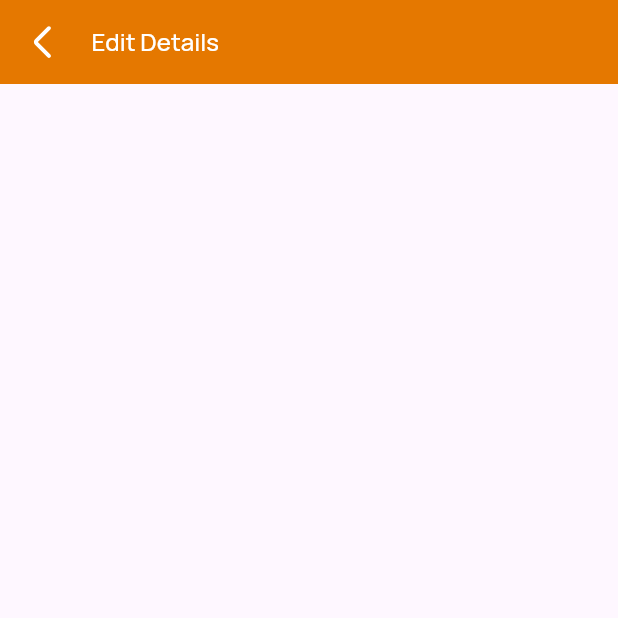
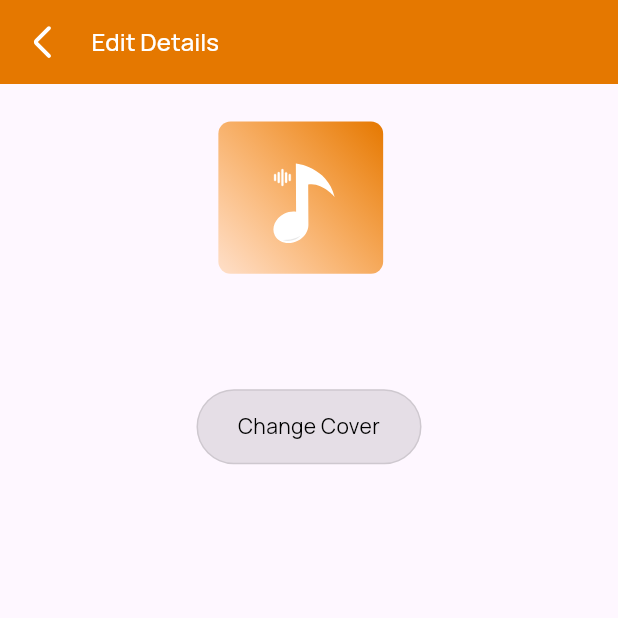
Before and after one commit to shubh8469-tech/music_player, a Flutter app: the screen it shows after launch, on a phone screen of 412 x 824 dp, the top half of it. Run offline on Flutter 3.47's test engine with Material 3 defaults, Android fonts, the phone set to English and light mode, and no system bars; our stand-ins replace bloc, flutter_bloc, flutter_screenutil, flutter_svg.

Commit message:
- Added edit song screen

```diff
--- a/lib/screens/edit_song_details_screen.dart
+++ b/lib/screens/edit_song_details_screen.dart
@@ -1,6 +1,11 @@
 import 'package:flutter/material.dart';
+import 'package:flutter_screenutil/flutter_screenutil.dart';
+import 'package:music_app/commonWidgets/textWidget.dart';
 import '../commonWidgets/app_bar_with_icon_title.dart';
+import '../commonWidgets/gradientCard.dart';
+import '../generated/assets.dart';
 import '../l10n/l10n.dart';
+import '../themes/color.dart';
 
 class EditSongDetailsScreen extends StatefulWidget {
   const EditSongDetailsScreen({super.key});
@@ -12,6 +17,38 @@ class EditSongDetailsScreen extends StatefulWidget {
 class _EditSongDetailsScreenState extends State<EditSongDetailsScreen> {
   @override
   Widget build(BuildContext context) {
-    return Scaffold(appBar: AppBarWithIconTitle(title: S.of(context).editDetails));
+    return Scaffold(
+      appBar: AppBarWithIconTitle(title: S.of(context).editDetails),
+      body: Container(
+        margin: EdgeInsets.symmetric(vertical: 25, horizontal: 15),
+        child: Column(
+          children: [
+            GradientCard(
+              height: 100.h,
+              width: 100.w,
+              colors: [AppColors.mildOrange.withValues(alpha: 0.21), AppColors.primaryOrange],
+              borderRadius: 8.r,
+              iconAsset: Assets.svgIcTunes,
+              iconSize: 80.r,
+              title: "",
+              onTap: () {},
+              margin: 10.w,
+            ),
+            SizedBox(height: 50),
+            Container(
+              alignment: Alignment.center,
+              decoration: BoxDecoration(
+                color: AppColors.black.withValues(alpha: 0.10),
+                borderRadius: BorderRadius.circular(80),
+                border: Border.all(color: AppColors.black.withValues(alpha: 0.10), width: 1),
+              ),
+              height: 50,
+              width: 150,
+              child: Texts("Change Cover", align: TextAlign.center),
+            ),
+          ],
+        ),
+      ),
+    );
   }
 }
--- a/lib/themes/color.dart
+++ b/lib/themes/color.dart
@@ -10,4 +10,6 @@ class AppColors {
 
   /// Grey Shades
   static const Color mediumDarkGrey = Color(0xFFCFC9C9);
+  static const Color bgGrey = Color(0x0);
+  static const Color greyBorder = Color(0x3000000);
 }
```
Also changed, not shown: assets/svg/ic_tunes.svg (added), lib/generated/assets.dart.
